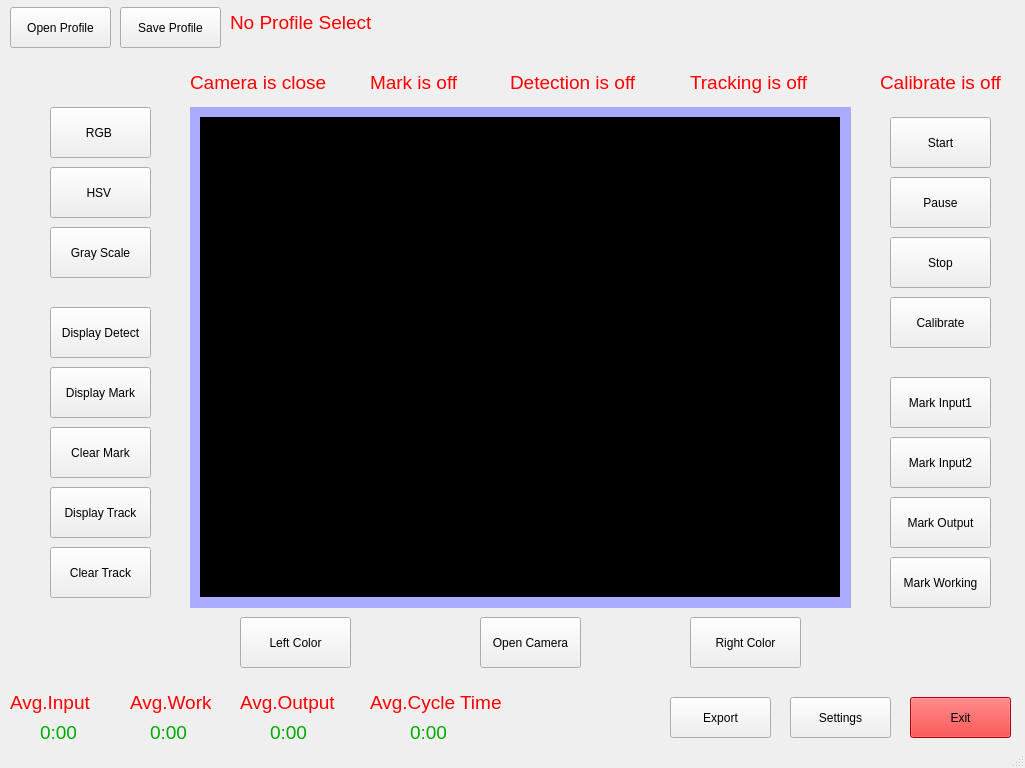
Above: Gui_Project/GuiLayout.ui from moosinyismyhappy/CN405-Craftsman before the change. Below: the same form after it.
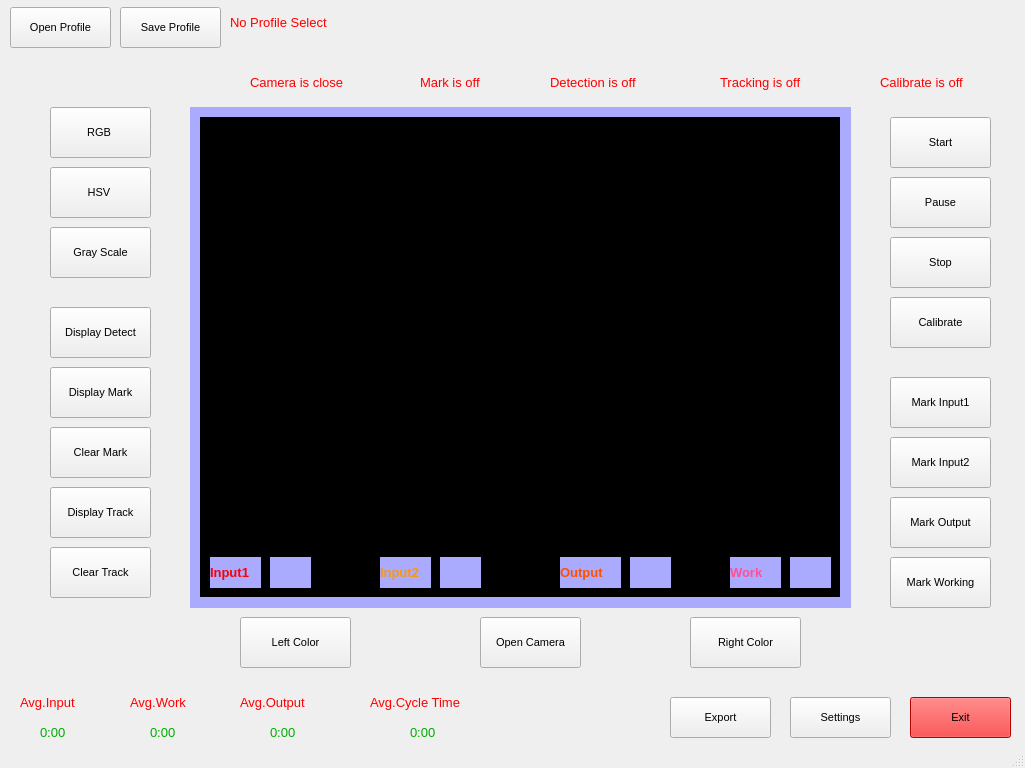
That is the form after the change.

Patch:
```diff
--- a/Gui_Project/GuiLayout.ui
+++ b/Gui_Project/GuiLayout.ui
@@ -23,6 +23,12 @@
       <height>768</height>
      </rect>
     </property>
+    <property name="font">
+     <font>
+      <family>Arial</family>
+      <pointsize>14</pointsize>
+     </font>
+    </property>
     <property name="styleSheet">
      <string notr="true"/>
     </property>
@@ -39,6 +45,12 @@
         <height>41</height>
        </rect>
       </property>
+      <property name="font">
+       <font>
+        <family>Arial</family>
+        <pointsize>8</pointsize>
+       </font>
+      </property>
       <property name="styleSheet">
        <string notr="true"/>
       </property>
@@ -55,6 +67,12 @@
         <height>501</height>
        </rect>
       </property>
+      <property name="font">
+       <font>
+        <family>Arial</family>
+        <pointsize>10</pointsize>
+       </font>
+      </property>
       <property name="styleSheet">
        <string notr="true">background-color: rgb(170, 170, 255);</string>
       </property>
@@ -67,6 +85,14 @@
          <height>480</height>
         </rect>
        </property>
+       <property name="font">
+        <font>
+         <family>Arial</family>
+         <pointsize>10</pointsize>
+         <weight>75</weight>
+         <bold>true</bold>
+        </font>
+       </property>
        <property name="styleSheet">
         <string notr="true">background-color: rgb(0, 0, 0);</string>
        </property>
@@ -74,6 +100,198 @@
         <string/>
        </property>
       </widget>
+      <widget class="QLabel" name="text_input1_on_camera">
+       <property name="geometry">
+        <rect>
+         <x>20</x>
+         <y>450</y>
+         <width>51</width>
+         <height>31</height>
+        </rect>
+       </property>
+       <property name="font">
+        <font>
+         <family>Arial</family>
+         <pointsize>10</pointsize>
+         <weight>75</weight>
+         <bold>true</bold>
+        </font>
+       </property>
+       <property name="styleSheet">
+        <string notr="true">color: rgb(255, 0, 0);</string>
+       </property>
+       <property name="text">
+        <string>Input1</string>
+       </property>
+      </widget>
+      <widget class="QLabel" name="text_calibrate_input1_on_camera">
+       <property name="geometry">
+        <rect>
+         <x>80</x>
+         <y>450</y>
+         <width>41</width>
+         <height>31</height>
+        </rect>
+       </property>
+       <property name="font">
+        <font>
+         <family>Arial</family>
+         <pointsize>10</pointsize>
+         <weight>75</weight>
+         <bold>true</bold>
+        </font>
+       </property>
+       <property name="styleSheet">
+        <string notr="true">color: rgb(255, 0, 0);</string>
+       </property>
+       <property name="text">
+        <string/>
+       </property>
+      </widget>
+      <widget class="QLabel" name="text_input2_on_camera">
+       <property name="geometry">
+        <rect>
+         <x>190</x>
+         <y>450</y>
+         <width>51</width>
+         <height>31</height>
+        </rect>
+       </property>
+       <property name="font">
+        <font>
+         <family>Arial</family>
+         <pointsize>10</pointsize>
+         <weight>75</weight>
+         <bold>true</bold>
+        </font>
+       </property>
+       <property name="styleSheet">
+        <string notr="true">color: rgb(255, 150, 0);</string>
+       </property>
+       <property name="text">
+        <string>Input2</string>
+       </property>
+      </widget>
+      <widget class="QLabel" name="text_calibrate_input2_on_camera">
+       <property name="geometry">
+        <rect>
+         <x>250</x>
+         <y>450</y>
+         <width>41</width>
+         <height>31</height>
+        </rect>
+       </property>
+       <property name="font">
+        <font>
+         <family>Arial</family>
+         <pointsize>10</pointsize>
+         <weight>75</weight>
+         <bold>true</bold>
+        </font>
+       </property>
+       <property name="styleSheet">
+        <string notr="true">color: rgb(255, 150, 0);</string>
+       </property>
+       <property name="text">
+        <string/>
+       </property>
+      </widget>
+      <widget class="QLabel" name="text_output_on_camera">
+       <property name="geometry">
+        <rect>
+         <x>370</x>
+         <y>450</y>
+         <width>61</width>
+         <height>31</height>
+        </rect>
+       </property>
+       <property name="font">
+        <font>
+         <family>Arial</family>
+         <pointsize>10</pointsize>
+         <weight>75</weight>
+         <bold>true</bold>
+        </font>
+       </property>
+       <property name="styleSheet">
+        <string notr="true">color: rgb(255, 80, 0);</string>
+       </property>
+       <property name="text">
+        <string>Output</string>
+       </property>
+      </widget>
+      <widget class="QLabel" name="text_calibrate_output_on_camera">
+       <property name="geometry">
+        <rect>
+         <x>440</x>
+         <y>450</y>
+         <width>41</width>
+         <height>31</height>
+        </rect>
+       </property>
+       <property name="font">
+        <font>
+         <family>Arial</family>
+         <pointsize>10</pointsize>
+         <weight>75</weight>
+         <bold>true</bold>
+        </font>
+       </property>
+       <property name="styleSheet">
+        <string notr="true">color: rgb(255, 80, 0);</string>
+       </property>
+       <property name="text">
+        <string/>
+       </property>
+      </widget>
+      <widget class="QLabel" name="text_work_on_camera">
+       <property name="geometry">
+        <rect>
+         <x>540</x>
+         <y>450</y>
+         <width>51</width>
+         <height>31</height>
+        </rect>
+       </property>
+       <property name="font">
+        <font>
+         <family>Arial</family>
+         <pointsize>10</pointsize>
+         <weight>75</weight>
+         <bold>true</bold>
+        </font>
+       </property>
+       <property name="styleSheet">
+        <string notr="true">color: rgb(255, 80, 150);</string>
+       </property>
+       <property name="text">
+        <string>Work</string>
+       </property>
+      </widget>
+      <widget class="QLabel" name="text_calibrate_work_on_camera">
+       <property name="geometry">
+        <rect>
+         <x>600</x>
+         <y>450</y>
+         <width>41</width>
+         <height>31</height>
+        </rect>
+       </property>
+       <property name="font">
+        <font>
+         <family>Arial</family>
+         <pointsize>10</pointsize>
+         <weight>75</weight>
+         <bold>true</bold>
+        </font>
+       </property>
+       <property name="styleSheet">
+        <string notr="true">color: rgb(255, 80, 150);</string>
+       </property>
+       <property name="text">
+        <string/>
+       </property>
+      </widget>
      </widget>
      <widget class="QPushButton" name="exit_button">
       <property name="geometry">
@@ -84,6 +302,12 @@
         <height>41</height>
        </rect>
       </property>
+      <property name="font">
+       <font>
+        <family>Arial</family>
+        <pointsize>8</pointsize>
+       </font>
+      </property>
       <property name="styleSheet">
        <string notr="true">background-color: rgb(255, 0, 0);</string>
       </property>
@@ -100,6 +324,12 @@
         <height>51</height>
        </rect>
       </property>
+      <property name="font">
+       <font>
+        <family>Arial</family>
+        <pointsize>8</pointsize>
+       </font>
+      </property>
       <property name="styleSheet">
        <string notr="true"/>
       </property>
@@ -110,15 +340,16 @@
      <widget class="QLabel" name="text_image_type">
       <property name="geometry">
        <rect>
-        <x>190</x>
+        <x>250</x>
         <y>70</y>
-        <width>161</width>
+        <width>121</width>
         <height>31</height>
        </rect>
       </property>
       <property name="font">
        <font>
-        <pointsize>14</pointsize>
+        <family>Arial</family>
+        <pointsize>10</pointsize>
        </font>
       </property>
       <property name="styleSheet">
@@ -131,15 +362,16 @@
      <widget class="QLabel" name="text_detect">
       <property name="geometry">
        <rect>
-        <x>510</x>
+        <x>550</x>
         <y>70</y>
-        <width>161</width>
+        <width>121</width>
         <height>31</height>
        </rect>
       </property>
       <property name="font">
        <font>
-        <pointsize>14</pointsize>
+        <family>Arial</family>
+        <pointsize>10</pointsize>
        </font>
       </property>
       <property name="styleSheet">
@@ -158,6 +390,12 @@
         <height>51</height>
        </rect>
       </property>
+      <property name="font">
+       <font>
+        <family>Arial</family>
+        <pointsize>8</pointsize>
+       </font>
+      </property>
       <property name="styleSheet">
        <string notr="true"/>
       </property>
@@ -174,6 +412,12 @@
         <height>51</height>
        </rect>
       </property>
+      <property name="font">
+       <font>
+        <family>Arial</family>
+        <pointsize>8</pointsize>
+       </font>
+      </property>
       <property name="styleSheet">
        <string notr="true"/>
       </property>
@@ -190,6 +434,12 @@
         <height>51</height>
        </rect>
       </property>
+      <property name="font">
+       <font>
+        <family>Arial</family>
+        <pointsize>8</pointsize>
+       </font>
+      </property>
       <property name="styleSheet">
        <string notr="true"/>
       </property>
@@ -206,6 +456,12 @@
         <height>51</height>
        </rect>
       </property>
+      <property name="font">
+       <font>
+        <family>Arial</family>
+        <pointsize>8</pointsize>
+       </font>
+      </property>
       <property name="styleSheet">
        <string notr="true"/>
       </property>
@@ -222,6 +478,12 @@
         <height>51</height>
        </rect>
       </property>
+      <property name="font">
+       <font>
+        <family>Arial</family>
+        <pointsize>8</pointsize>
+       </font>
+      </property>
       <property name="styleSheet">
        <string notr="true"/>
       </property>
@@ -238,6 +500,12 @@
         <height>51</height>
        </rect>
       </property>
+      <property name="font">
+       <font>
+        <family>Arial</family>
+        <pointsize>8</pointsize>
+       </font>
+      </property>
       <property name="styleSheet">
        <string notr="true"/>
       </property>
@@ -254,6 +522,12 @@
         <height>51</height>
        </rect>
       </property>
+      <property name="font">
+       <font>
+        <family>Arial</family>
+        <pointsize>8</pointsize>
+       </font>
+      </property>
       <property name="styleSheet">
        <string notr="true"/>
       </property>
@@ -270,6 +544,12 @@
         <height>51</height>
        </rect>
       </property>
+      <property name="font">
+       <font>
+        <family>Arial</family>
+        <pointsize>8</pointsize>
+       </font>
+      </property>
       <property name="styleSheet">
        <string notr="true"/>
       </property>
@@ -286,6 +566,12 @@
         <height>51</height>
        </rect>
       </property>
+      <property name="font">
+       <font>
+        <family>Arial</family>
+        <pointsize>8</pointsize>
+       </font>
+      </property>
       <property name="styleSheet">
        <string notr="true"/>
       </property>
@@ -296,15 +582,16 @@
      <widget class="QLabel" name="text_track">
       <property name="geometry">
        <rect>
-        <x>690</x>
+        <x>720</x>
         <y>70</y>
-        <width>151</width>
+        <width>111</width>
         <height>31</height>
        </rect>
       </property>
       <property name="font">
        <font>
-        <pointsize>14</pointsize>
+        <family>Arial</family>
+        <pointsize>10</pointsize>
        </font>
       </property>
       <property name="styleSheet">
@@ -325,7 +612,8 @@
       </property>
       <property name="font">
        <font>
-        <pointsize>14</pointsize>
+        <family>Arial</family>
+        <pointsize>10</pointsize>
        </font>
       </property>
       <property name="styleSheet">
@@ -344,6 +632,12 @@
         <height>51</height>
        </rect>
       </property>
+      <property name="font">
+       <font>
+        <family>Arial</family>
+        <pointsize>8</pointsize>
+       </font>
+      </property>
       <property name="styleSheet">
        <string notr="true"/>
       </property>
@@ -360,6 +654,12 @@
         <height>51</height>
        </rect>
       </property>
+      <property name="font">
+       <font>
+        <family>Arial</family>
+        <pointsize>8</pointsize>
+       </font>
+      </property>
       <property name="styleSheet">
        <string notr="true"/>
       </property>
@@ -376,6 +676,12 @@
         <height>51</height>
        </rect>
       </property>
+      <property name="font">
+       <font>
+        <family>Arial</family>
+        <pointsize>8</pointsize>
+       </font>
+      </property>
       <property name="styleSheet">
        <string notr="true"/>
       </property>
@@ -392,6 +698,12 @@
         <height>41</height>
        </rect>
       </property>
+      <property name="font">
+       <font>
+        <family>Arial</family>
+        <pointsize>8</pointsize>
+       </font>
+      </property>
       <property name="styleSheet">
        <string notr="true"/>
       </property>
@@ -408,6 +720,12 @@
         <height>41</height>
        </rect>
       </property>
+      <property name="font">
+       <font>
+        <family>Arial</family>
+        <pointsize>8</pointsize>
+       </font>
+      </property>
       <property name="styleSheet">
        <string notr="true"/>
       </property>
@@ -420,13 +738,14 @@
        <rect>
         <x>230</x>
         <y>10</y>
-        <width>171</width>
+        <width>131</width>
         <height>31</height>
        </rect>
       </property>
       <property name="font">
        <font>
-        <pointsize>14</pointsize>
+        <family>Arial</family>
+        <pointsize>10</pointsize>
        </font>
       </property>
       <property name="styleSheet">
@@ -439,15 +758,16 @@
      <widget class="QLabel" name="text_avg_input">
       <property name="geometry">
        <rect>
-        <x>10</x>
+        <x>20</x>
         <y>690</y>
-        <width>101</width>
+        <width>81</width>
         <height>31</height>
        </rect>
       </property>
       <property name="font">
        <font>
-        <pointsize>14</pointsize>
+        <family>Arial</family>
+        <pointsize>10</pointsize>
        </font>
       </property>
       <property name="styleSheet">
@@ -468,7 +788,8 @@
       </property>
       <property name="font">
        <font>
-        <pointsize>14</pointsize>
+        <family>Arial</family>
+        <pointsize>10</pointsize>
        </font>
       </property>
       <property name="styleSheet">
@@ -489,7 +810,8 @@
       </property>
       <property name="font">
        <font>
-        <pointsize>14</pointsize>
+        <family>Arial</family>
+        <pointsize>10</pointsize>
        </font>
       </property>
       <property name="styleSheet">
@@ -510,7 +832,8 @@
       </property>
       <property name="font">
        <font>
-        <pointsize>14</pointsize>
+        <family>Arial</family>
+        <pointsize>10</pointsize>
        </font>
       </property>
       <property name="styleSheet">
@@ -531,7 +854,8 @@
       </property>
       <property name="font">
        <font>
-        <pointsize>14</pointsize>
+        <family>Arial</family>
+        <pointsize>10</pointsize>
        </font>
       </property>
       <property name="styleSheet">
@@ -552,7 +876,8 @@
       </property>
       <property name="font">
        <font>
-        <pointsize>14</pointsize>
+        <family>Arial</family>
+        <pointsize>10</pointsize>
        </font>
       </property>
       <property name="styleSheet">
@@ -594,7 +919,8 @@
       </property>
       <property name="font">
        <font>
-        <pointsize>14</pointsize>
+        <family>Arial</family>
+        <pointsize>10</pointsize>
        </font>
       </property>
       <property name="styleSheet">
@@ -615,7 +941,8 @@
       </property>
       <property name="font">
        <font>
-        <pointsize>14</pointsize>
+        <family>Arial</family>
+        <pointsize>10</pointsize>
        </font>
       </property>
       <property name="styleSheet">
@@ -634,6 +961,12 @@
         <height>41</height>
        </rect>
       </property>
+      <property name="font">
+       <font>
+        <family>Arial</family>
+        <pointsize>8</pointsize>
+       </font>
+      </property>
       <property name="styleSheet">
        <string notr="true"/>
       </property>
@@ -650,6 +983,12 @@
         <height>51</height>
        </rect>
       </property>
+      <property name="font">
+       <font>
+        <family>Arial</family>
+        <pointsize>8</pointsize>
+       </font>
+      </property>
       <property name="styleSheet">
        <string notr="true"/>
       </property>
@@ -666,6 +1005,12 @@
         <height>51</height>
        </rect>
       </property>
+      <property name="font">
+       <font>
+        <family>Arial</family>
+        <pointsize>8</pointsize>
+       </font>
+      </property>
       <property name="styleSheet">
        <string notr="true"/>
       </property>
@@ -676,15 +1021,16 @@
      <widget class="QLabel" name="text_mark_area">
       <property name="geometry">
        <rect>
-        <x>370</x>
+        <x>420</x>
         <y>70</y>
-        <width>111</width>
+        <width>81</width>
         <height>31</height>
        </rect>
       </property>
       <property name="font">
        <font>
-        <pointsize>14</pointsize>
+        <family>Arial</family>
+        <pointsize>10</pointsize>
        </font>
       </property>
       <property name="styleSheet">
@@ -703,6 +1049,12 @@
         <height>51</height>
        </rect>
       </property>
+      <property name="font">
+       <font>
+        <family>Arial</family>
+        <pointsize>8</pointsize>
+       </font>
+      </property>
       <property name="styleSheet">
        <string notr="true"/>
       </property>
@@ -719,6 +1071,12 @@
         <height>51</height>
        </rect>
       </property>
+      <property name="font">
+       <font>
+        <family>Arial</family>
+        <pointsize>8</pointsize>
+       </font>
+      </property>
       <property name="styleSheet">
        <string notr="true"/>
       </property>
@@ -735,6 +1093,12 @@
         <height>51</height>
        </rect>
       </property>
+      <property name="font">
+       <font>
+        <family>Arial</family>
+        <pointsize>8</pointsize>
+       </font>
+      </property>
       <property name="styleSheet">
        <string notr="true"/>
       </property>
@@ -751,6 +1115,12 @@
         <height>51</height>
        </rect>
       </property>
+      <property name="font">
+       <font>
+        <family>Arial</family>
+        <pointsize>8</pointsize>
+       </font>
+      </property>
       <property name="styleSheet">
        <string notr="true"/>
       </property>
```
Left out of the diff: 120 changed lines with no effect on the pictures.
